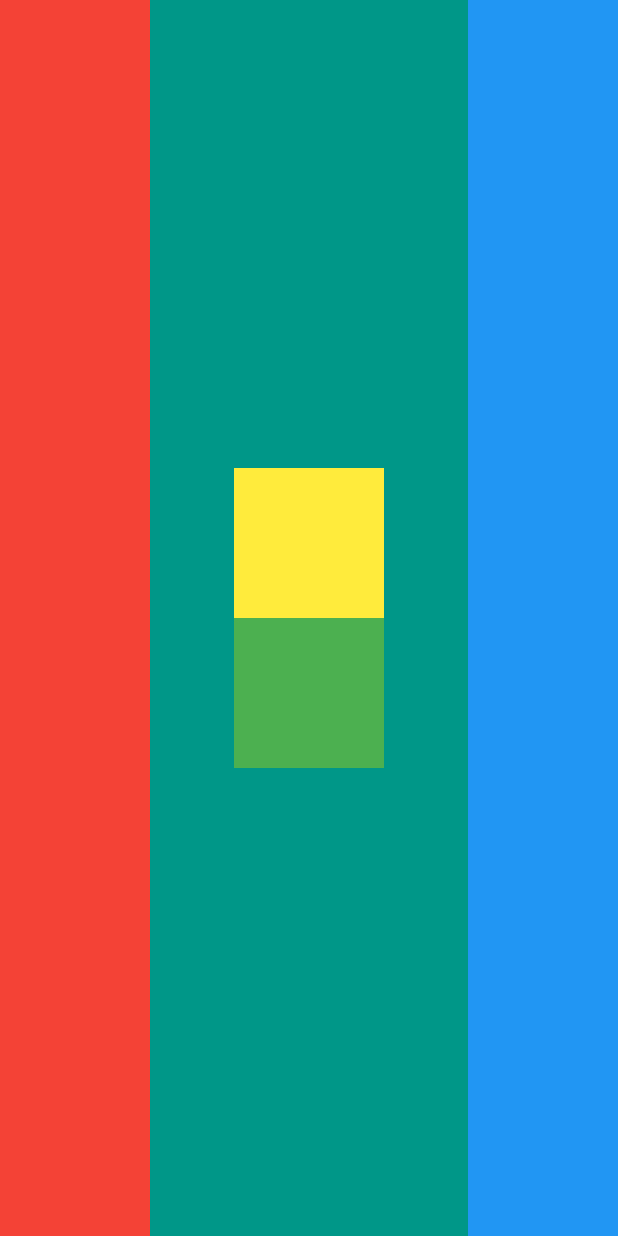
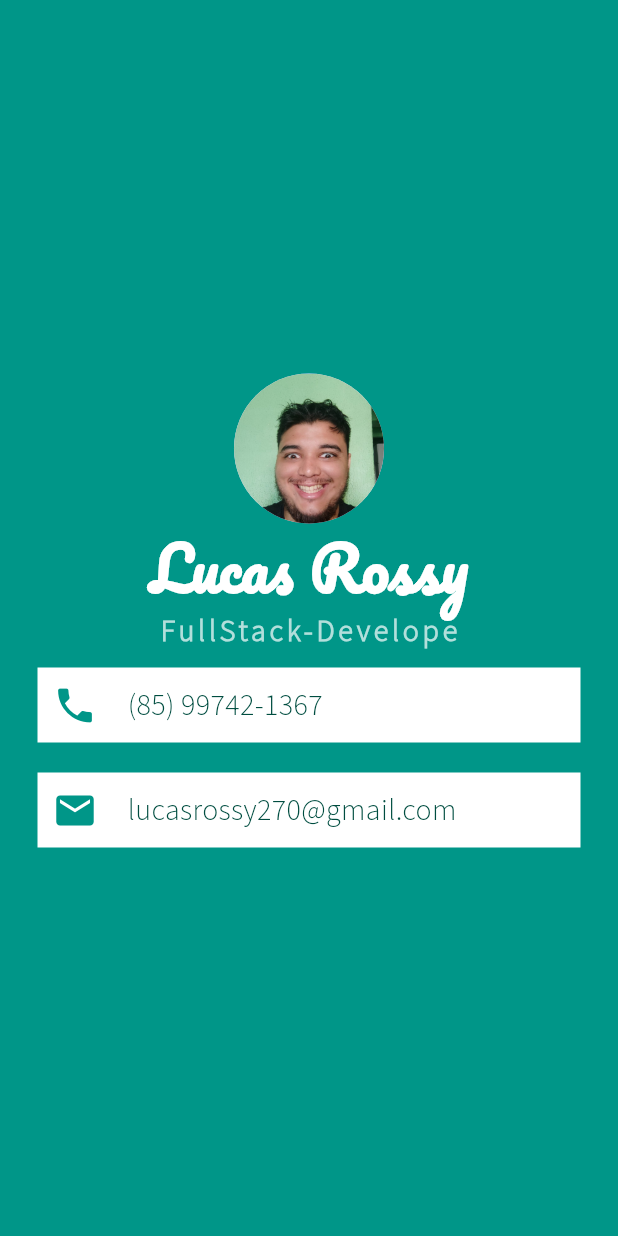
Before and after one commit to Rossy270/mi_card_flutter_app, a Flutter app: the screen it shows after launch, on a phone screen of 412 x 824 dp. Run offline on Flutter 3.47's test engine with Material 3 defaults, Android fonts, the phone set to English and light mode, and no system bars.

Commit message:
estudo de design com rows e container, icons,

```diff
--- a/lib/main.dart
+++ b/lib/main.dart
@@ -13,38 +13,81 @@ class MainApp extends StatelessWidget {
       home: Scaffold(
           backgroundColor: Colors.teal,
           body: SafeArea(
-          child: Row(
-            crossAxisAlignment: CrossAxisAlignment.stretch,
-            mainAxisAlignment: MainAxisAlignment.spaceBetween,
-            children: [
-              Container(
-                width: 100,
-                color: Colors.red,
-              ),
-              Column(
+            child: Column(
               mainAxisAlignment: MainAxisAlignment.center,
               children: [
-                  Container(
-                    width: 100,
-                    height: 100,
-                    color: Colors.yellow,
+                const CircleAvatar(
+                  radius: 50,
+                  backgroundImage: AssetImage('imagens/icon.jpg'),
+                ),
+                const Text(
+                  "Lucas Rossy",
+                  style: TextStyle(
+                      fontSize: 40.0,
+                      fontFamily: "Pacifico",
+                      fontWeight: FontWeight.bold,
+                      color: Colors.white),
+                ),
+                Text(
+                  "FullStack-Develope",
+                  style: TextStyle(
+                      fontSize: 20,
+                      fontWeight: FontWeight.bold,
+                      color: Colors.teal.shade100,
+                      fontFamily: "SourceSans3",
+                      letterSpacing: 2.5),
                 ),
                 Container(
-                    width: 100,
-                    height: 100,
-                    color: Colors.green,
+                  color: Colors.white,
+                  margin: const EdgeInsets.symmetric(vertical: 10, horizontal: 25),
+                  padding: const EdgeInsets.all(10),
+                  child: Row(
+                    children: [
+                      const Icon(
+                        Icons.phone,
+                        size: 30.0,
+                        color: Colors.teal,
+                      ),
+                      const SizedBox(
+                        width: 20,
+                      ),
+                      Text(
+                        "(85) 99742-1367",
+                        style: TextStyle(
+                            fontFamily: 'SourceSans3',
+                            color: Colors.teal.shade900,
+                            fontSize: 20.0),
                       )
                     ],
                   ),
+                ),
                 Container(
-                width: 100,
-                height: 100,
-                color: Colors.blue,
+                  color: Colors.white,
+                  margin: const EdgeInsets.symmetric(vertical: 10, horizontal: 25),
+                  padding: const EdgeInsets.all(10),
+                  child: Row(
+                    children: [
+                      const Icon(
+                        Icons.mail,
+                        size: 30.0,
+                        color: Colors.teal,
+                      ),
+                      const SizedBox(
+                        width: 20,
+                      ),
+                      Text(
+                        "lucasrossy270@gmail.com",
+                        style: TextStyle(
+                            fontFamily: 'SourceSans3',
+                            color: Colors.teal.shade900,
+                            fontSize: 20.0),
                       )
                     ],
-          )
-        )
                   ),
+                ),
+              ],
+            ),
+          )),
     );
   }
 }
```
Also changed, not shown: pubspec.yaml (+11 -1 lines), fonts/Pacifico-Regular.ttf (added), fonts/SourceSans3-Light.ttf (added), imagens/icon.jpg (added), pubspec.lock. Lines whose indentation alone changed are shown as unchanged.
